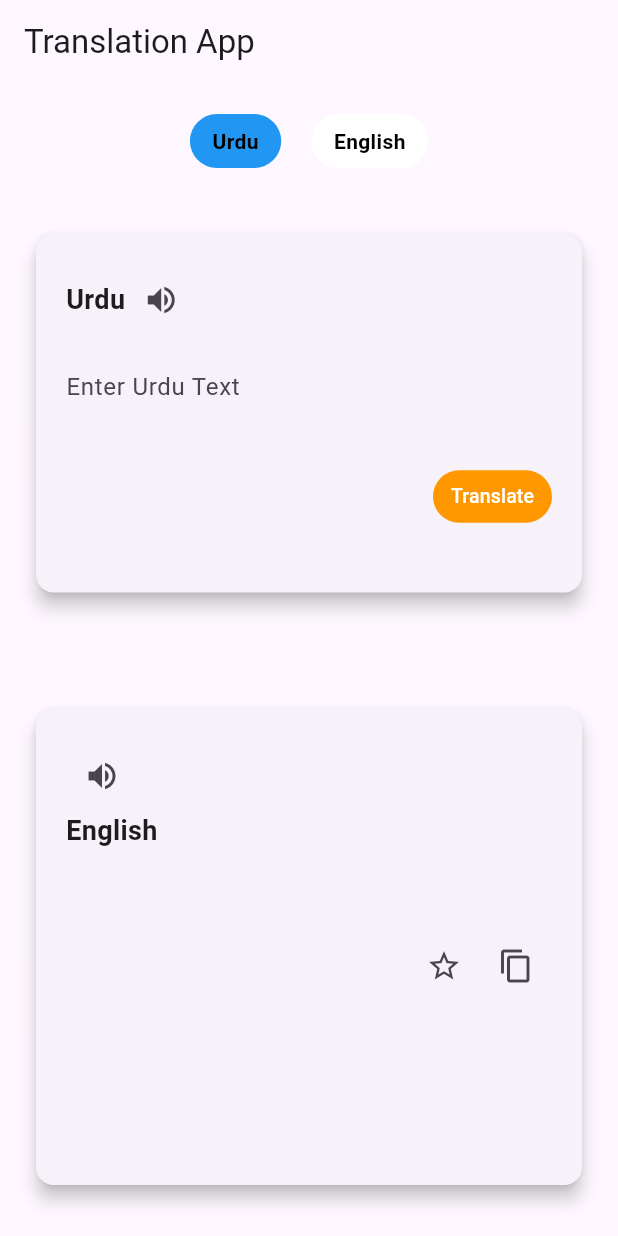
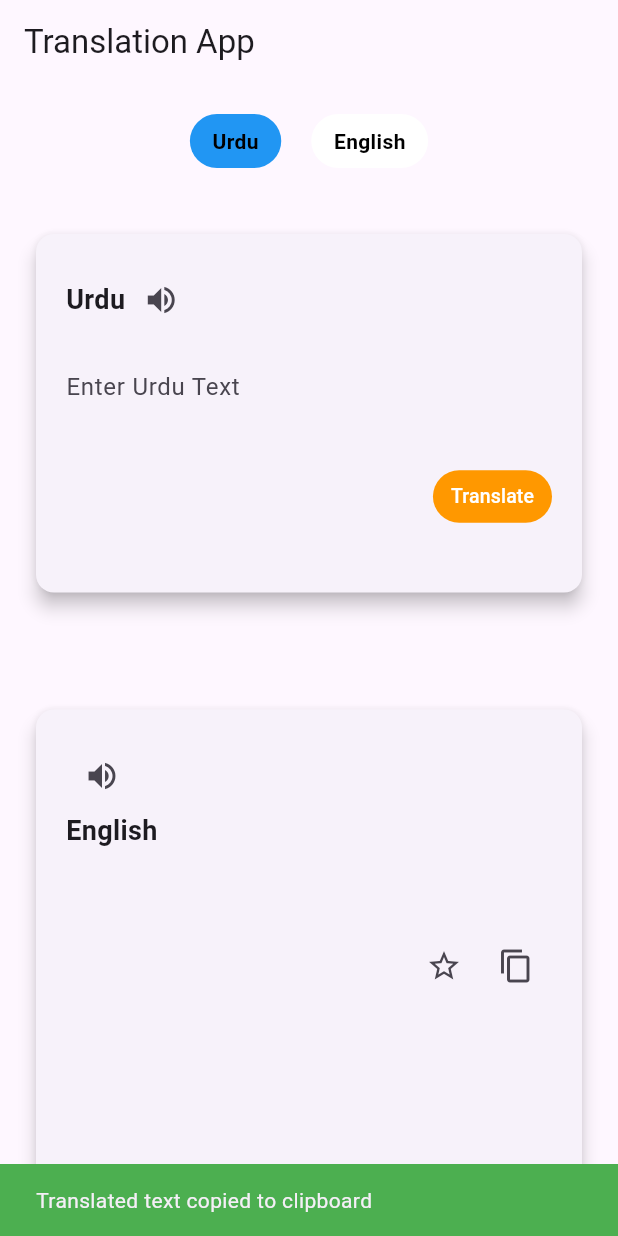
Before and after one commit to Wasiue03/linguotech, a Flutter app: the screen it shows after launch, after a tap on the "content copy" icon, on a phone screen of 412 x 824 dp. Run offline on Flutter 3.47's test engine with Material 3 defaults, Android fonts, the light colour scheme and no system bars; our stand-ins replace cloud_firestore, firebase_auth, firebase_core, google_sign_in; missing offline and left inert: clipboard; accounts and stored records are empty.

Commit message:
copy clipBoard added intranslate screen

```diff
--- a/lib/Screens/Translation_Screen/translate.dart
+++ b/lib/Screens/Translation_Screen/translate.dart
@@ -1,3 +1,4 @@
+import 'package:clipboard/clipboard.dart';
 import 'package:flutter/material.dart';
 import 'package:linguotech/model/translation_urdu/ur_to_eng.dart';
 
@@ -193,7 +194,7 @@
                         IconButton(
                           icon: Icon(Icons.copy),
                           onPressed: () {
-                            // Add functionality for copy icon pressed
+                            copyToClipboard();
                           },
                         ),
                       ],
@@ -229,4 +230,15 @@
       });
     }
   }
+
+  void copyToClipboard() {
+    FlutterClipboard.copy(translatedText)
+        .then((value) => ScaffoldMessenger.of(context).showSnackBar(
+              SnackBar(
+                content: Text('Translated text copied to clipboard'),
+                backgroundColor: Colors.green,
+              ),
+            ))
+        .catchError((error) => print('Error copying to clipboard: $error'));
+  }
 }
--- a/pubspec.yaml
+++ b/pubspec.yaml
@@ -43,6 +43,7 @@
   firebase_core: ^2.22.0
   google_sign_in: ^6.1.6
   material_design_icons_flutter: ^7.0.7296
+  clipboard: ^0.1.3
 
 dev_dependencies:
   flutter_test:
```
Also changed, not shown: pubspec.lock.
